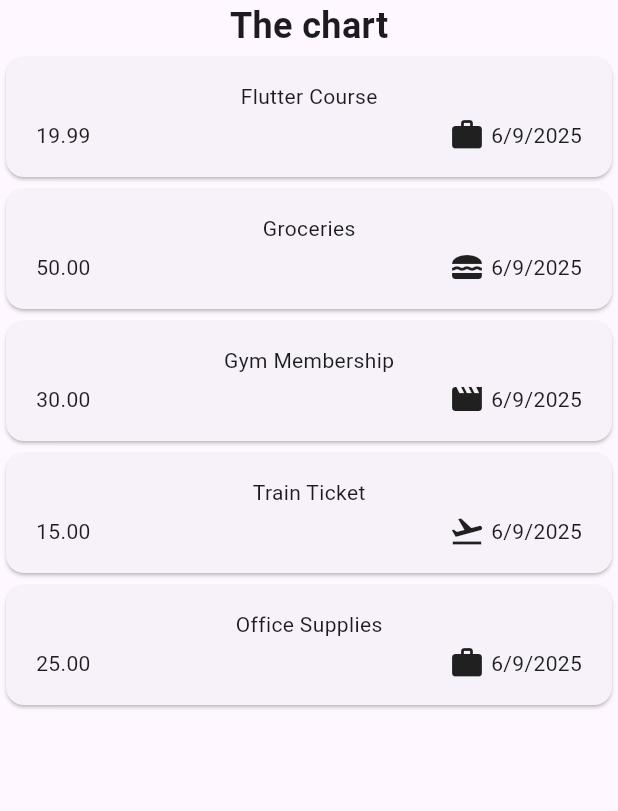
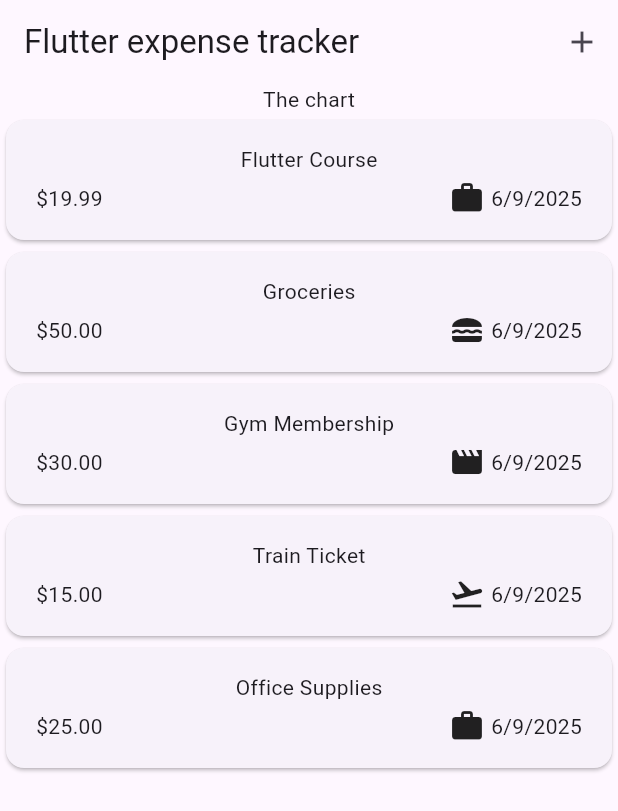
Before and after one commit to NevenD/expense_tracker, a Flutter app: the screen it shows after launch, on a phone screen of 412 x 824 dp. Shown: the top 811 px of the screen. Run offline on Flutter 3.47's test engine with Material 3 defaults, Android fonts, the phone set to English and light mode, and no system bars.

Commit message:
Adding toolbar

```diff
--- a/lib/main.dart
+++ b/lib/main.dart
@@ -2,5 +2,5 @@ import 'package:flutter/material.dart';
 import 'package:expense_tracker/widgets/expenses.dart';
 
 void main() {
-  runApp(const MaterialApp(home: Expenses()));
+  runApp(MaterialApp(theme: ThemeData(useMaterial3: true), home: Expenses()));
 }
--- a/lib/widgets/expenses.dart
+++ b/lib/widgets/expenses.dart
@@ -53,12 +53,22 @@ class _ExpensesState extends State<Expenses> {
   @override
   Widget build(BuildContext context) {
     return Scaffold(
+      appBar: AppBar(
+        title: const Text('Flutter expense tracker'),
+        actions: [
+          IconButton(
+            icon: const Icon(Icons.add),
+            onPressed: () {
+              // Logic to add a new expense
+              // For now, we will just print a message
+              print('Add Expense button pressed');
+            },
+          ),
+        ],
+      ),
       body: Column(
         children: [
-          const Text(
-            'The chart',
-            style: TextStyle(fontSize: 24, fontWeight: FontWeight.bold),
-          ),
+          const Text('The chart', style: TextStyle()),
           Expanded(child: ExpensesList(expenses: _registeredExpenses)),
         ],
       ),
--- a/lib/widgets/expenses_list/expenses_list_item.dart
+++ b/lib/widgets/expenses_list/expenses_list_item.dart
@@ -17,7 +17,7 @@ class ExpensesItem extends StatelessWidget {
             const SizedBox(height: 4),
             Row(
               children: [
-                Text(expense.amount.toStringAsFixed(2)),
+                Text('\$${expense.amount.toStringAsFixed(2)}'),
                 const Spacer(),
                 Row(
                   children: [
```
